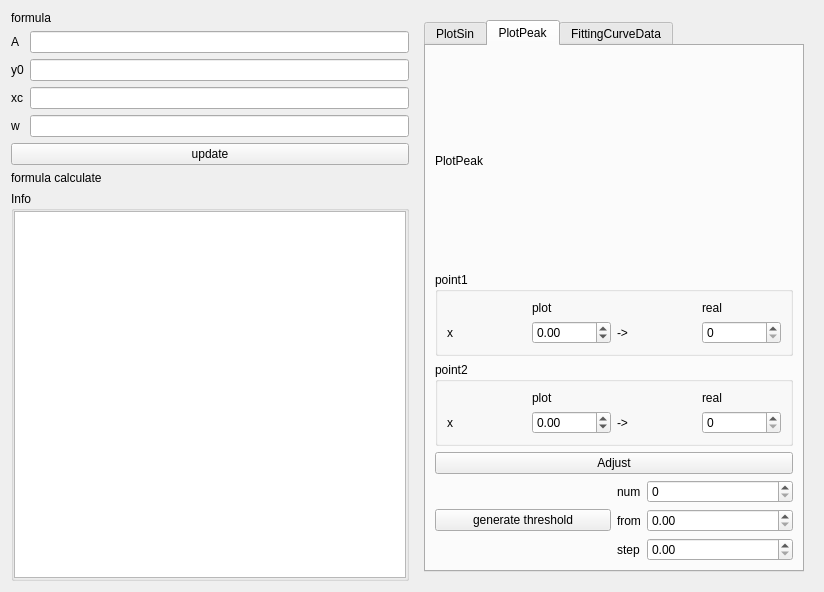
Before: the Qt Designer form src/form/FormPlotCorrection/fitting/formfittingsin.ui in MRsoymilk/MySerial, drawn with Qt 5.
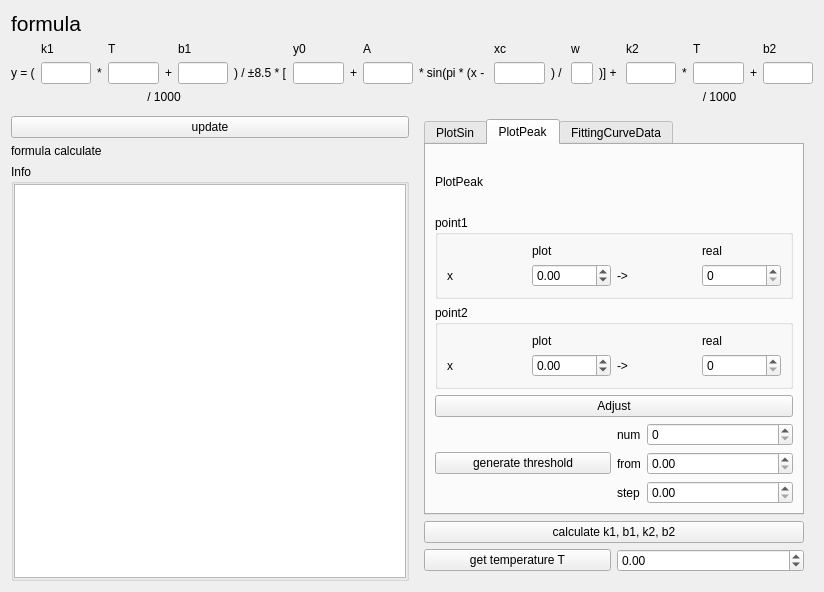
After: the same form once the commit is applied.

Commit message: add temperature correction

```diff
--- a/src/form/FormPlotCorrection/fitting/formfittingsin.ui
+++ b/src/form/FormPlotCorrection/fitting/formfittingsin.ui
@@ -14,77 +14,7 @@
    <string>FittingSin</string>
   </property>
   <layout class="QGridLayout" name="gridLayout" columnstretch="0,0">
-   <item row="4" column="0">
-    <widget class="QLabel" name="labelFormulaCalculate">
-     <property name="sizePolicy">
-      <sizepolicy hsizetype="Preferred" vsizetype="Preferred">
-       <horstretch>0</horstretch>
-       <verstretch>0</verstretch>
-      </sizepolicy>
-     </property>
-     <property name="text">
-      <string>formula calculate</string>
-     </property>
-    </widget>
-   </item>
-   <item row="2" column="0">
-    <layout class="QFormLayout" name="formLayoutParams">
-     <item row="0" column="0">
-      <widget class="QLabel" name="label_A">
-       <property name="text">
-        <string>A</string>
-       </property>
-      </widget>
-     </item>
-     <item row="0" column="1">
-      <widget class="QLineEdit" name="lineEdit_A"/>
-     </item>
-     <item row="1" column="0">
-      <widget class="QLabel" name="label_y0">
-       <property name="text">
-        <string>y0</string>
-       </property>
-      </widget>
-     </item>
-     <item row="1" column="1">
-      <widget class="QLineEdit" name="lineEdit_y0"/>
-     </item>
-     <item row="2" column="0">
-      <widget class="QLabel" name="label_xc">
-       <property name="text">
-        <string>xc</string>
-       </property>
-      </widget>
-     </item>
-     <item row="2" column="1">
-      <widget class="QLineEdit" name="lineEdit_xc"/>
-     </item>
-     <item row="3" column="0">
-      <widget class="QLabel" name="label_w">
-       <property name="text">
-        <string>w</string>
-       </property>
-      </widget>
-     </item>
-     <item row="3" column="1">
-      <widget class="QLineEdit" name="lineEdit_w"/>
-     </item>
-    </layout>
-   </item>
-   <item row="0" column="0" rowspan="2">
-    <widget class="QLabel" name="labelFormula">
-     <property name="sizePolicy">
-      <sizepolicy hsizetype="Preferred" vsizetype="Expanding">
-       <horstretch>0</horstretch>
-       <verstretch>0</verstretch>
-      </sizepolicy>
-     </property>
-     <property name="text">
-      <string>formula</string>
-     </property>
-    </widget>
-   </item>
-   <item row="5" column="0">
+   <item row="6" column="0">
     <widget class="QGroupBox" name="groupBoxSinInfo">
      <property name="title">
       <string>Info</string>
@@ -111,9 +41,242 @@
      </layout>
     </widget>
    </item>
-   <item row="0" column="1" rowspan="6">
+   <item row="2" column="0" colspan="2">
+    <layout class="QGridLayout" name="gridLayout_8">
+     <item row="1" column="8">
+      <widget class="QLabel" name="label_9">
+       <property name="text">
+        <string>+</string>
+       </property>
+      </widget>
+     </item>
+     <item row="0" column="7">
+      <widget class="QLabel" name="label_y0">
+       <property name="text">
+        <string>y0</string>
+       </property>
+      </widget>
+     </item>
+     <item row="0" column="19">
+      <widget class="QLabel" name="label_T_">
+       <property name="text">
+        <string>T</string>
+       </property>
+      </widget>
+     </item>
+     <item row="1" column="9">
+      <widget class="QLineEdit" name="lineEdit_A"/>
+     </item>
+     <item row="1" column="7">
+      <widget class="QLineEdit" name="lineEdit_y0"/>
+     </item>
+     <item row="1" column="3">
+      <widget class="QLineEdit" name="lineEdit_T"/>
+     </item>
+     <item row="1" column="10">
+      <widget class="QLabel" name="label_15">
+       <property name="text">
+        <string>* sin(pi * (x - </string>
+       </property>
+      </widget>
+     </item>
+     <item row="1" column="11">
+      <widget class="QLineEdit" name="lineEdit_xc"/>
+     </item>
+     <item row="1" column="4">
+      <widget class="QLabel" name="label_4">
+       <property name="text">
+        <string>+</string>
+       </property>
+      </widget>
+     </item>
+     <item row="1" column="1">
+      <widget class="QLineEdit" name="lineEdit_k1"/>
+     </item>
+     <item row="1" column="16">
+      <widget class="QLabel" name="label_17">
+       <property name="text">
+        <string>)] + </string>
+       </property>
+      </widget>
+     </item>
+     <item row="0" column="21">
+      <widget class="QLabel" name="label_14">
+       <property name="text">
+        <string>b2</string>
+       </property>
+      </widget>
+     </item>
+     <item row="1" column="19">
+      <widget class="QLineEdit" name="lineEdit_T_"/>
+     </item>
+     <item row="1" column="6">
+      <widget class="QLabel" name="label_5">
+       <property name="text">
+        <string>) / ±8.5 * [</string>
+       </property>
+      </widget>
+     </item>
+     <item row="0" column="0">
+      <widget class="QLabel" name="label">
+       <property name="text">
+        <string/>
+       </property>
+      </widget>
+     </item>
+     <item row="0" column="9">
+      <widget class="QLabel" name="label_A">
+       <property name="text">
+        <string>A</string>
+       </property>
+      </widget>
+     </item>
+     <item row="0" column="1">
+      <widget class="QLabel" name="label_3">
+       <property name="text">
+        <string>k1</string>
+       </property>
+      </widget>
+     </item>
+     <item row="0" column="13" colspan="3">
+      <widget class="QLabel" name="label_8">
+       <property name="text">
+        <string>w</string>
+       </property>
+      </widget>
+     </item>
+     <item row="0" column="5">
+      <widget class="QLabel" name="label_b1">
+       <property name="text">
+        <string>b1</string>
+       </property>
+      </widget>
+     </item>
+     <item row="1" column="12">
+      <widget class="QLabel" name="label_7">
+       <property name="text">
+        <string>) / </string>
+       </property>
+      </widget>
+     </item>
+     <item row="1" column="0">
+      <widget class="QLabel" name="label_2">
+       <property name="text">
+        <string>y = (</string>
+       </property>
+      </widget>
+     </item>
+     <item row="0" column="3">
+      <widget class="QLabel" name="label_T">
+       <property name="text">
+        <string>T</string>
+       </property>
+      </widget>
+     </item>
+     <item row="1" column="21">
+      <widget class="QLineEdit" name="lineEdit_b2"/>
+     </item>
+     <item row="0" column="11">
+      <widget class="QLabel" name="label_xc">
+       <property name="text">
+        <string>xc</string>
+       </property>
+      </widget>
+     </item>
+     <item row="1" column="17">
+      <widget class="QLineEdit" name="lineEdit_k2"/>
+     </item>
+     <item row="1" column="5">
+      <widget class="QLineEdit" name="lineEdit_b1"/>
+     </item>
+     <item row="1" column="18">
+      <widget class="QLabel" name="label_18">
+       <property name="text">
+        <string>*</string>
+       </property>
+      </widget>
+     </item>
+     <item row="1" column="13" colspan="3">
+      <widget class="QLineEdit" name="lineEdit_w"/>
+     </item>
+     <item row="0" column="17">
+      <widget class="QLabel" name="label_k2">
+       <property name="text">
+        <string>k2</string>
+       </property>
+      </widget>
+     </item>
+     <item row="1" column="20">
+      <widget class="QLabel" name="label_19">
+       <property name="text">
+        <string>+</string>
+       </property>
+      </widget>
+     </item>
+     <item row="1" column="2">
+      <widget class="QLabel" name="label_6">
+       <property name="text">
+        <string>*</string>
+       </property>
+      </widget>
+     </item>
+     <item row="2" column="1" colspan="6">
+      <widget class="QLabel" name="label_10">
+       <property name="text">
+        <string>/ 1000</string>
+       </property>
+       <property name="alignment">
+        <set>Qt::AlignmentFlag::AlignCenter</set>
+       </property>
+      </widget>
+     </item>
+     <item row="2" column="17" colspan="5">
+      <widget class="QLabel" name="label_11">
+       <property name="text">
+        <string>/ 1000</string>
+       </property>
+       <property name="alignment">
+        <set>Qt::AlignmentFlag::AlignCenter</set>
+       </property>
+      </widget>
+     </item>
+    </layout>
+   </item>
+   <item row="4" column="0">
+    <widget class="QPushButton" name="btnUpdate">
+     <property name="text">
+      <string>update</string>
+     </property>
+    </widget>
+   </item>
+   <item row="3" column="1" rowspan="4">
     <widget class="QWidget" name="widgetPlotSin" native="true">
      <layout class="QGridLayout" name="gLayPlot">
+      <item row="4" column="0">
+       <layout class="QHBoxLayout" name="hLayGetTemperature">
+        <item>
+         <widget class="QPushButton" name="btnGetTemperature">
+          <property name="text">
+           <string>get temperature T</string>
+          </property>
+         </widget>
+        </item>
+        <item>
+         <widget class="QDoubleSpinBox" name="doubleSpinBoxTemperature">
+          <property name="minimum">
+           <double>-99.000000000000000</double>
+          </property>
+         </widget>
+        </item>
+       </layout>
+      </item>
+      <item row="1" column="0">
+       <widget class="QPushButton" name="btnCalculate_k1b1_k2b2">
+        <property name="text">
+         <string>calculate k1, b1, k2, b2</string>
+        </property>
+       </widget>
+      </item>
       <item row="0" column="0">
        <widget class="QTabWidget" name="tabWidget">
         <property name="currentIndex">
@@ -360,10 +523,34 @@
      </layout>
     </widget>
    </item>
-   <item row="3" column="0">
-    <widget class="QPushButton" name="btnUpdate">
+   <item row="5" column="0">
+    <widget class="QLabel" name="labelFormulaCalculate">
+     <property name="sizePolicy">
+      <sizepolicy hsizetype="Preferred" vsizetype="Preferred">
+       <horstretch>0</horstretch>
+       <verstretch>0</verstretch>
+      </sizepolicy>
+     </property>
      <property name="text">
-      <string>update</string>
+      <string>formula calculate</string>
+     </property>
+    </widget>
+   </item>
+   <item row="0" column="0" rowspan="2" colspan="2">
+    <widget class="QLabel" name="labelFormula">
+     <property name="sizePolicy">
+      <sizepolicy hsizetype="Preferred" vsizetype="Expanding">
+       <horstretch>0</horstretch>
+       <verstretch>0</verstretch>
+      </sizepolicy>
+     </property>
+     <property name="font">
+      <font>
+       <pointsize>16</pointsize>
+      </font>
+     </property>
+     <property name="text">
+      <string>formula</string>
      </property>
     </widget>
    </item>
```
Left out of the diff: 4 changed lines with no effect on the pictures. The commit also changes 10 other files.
